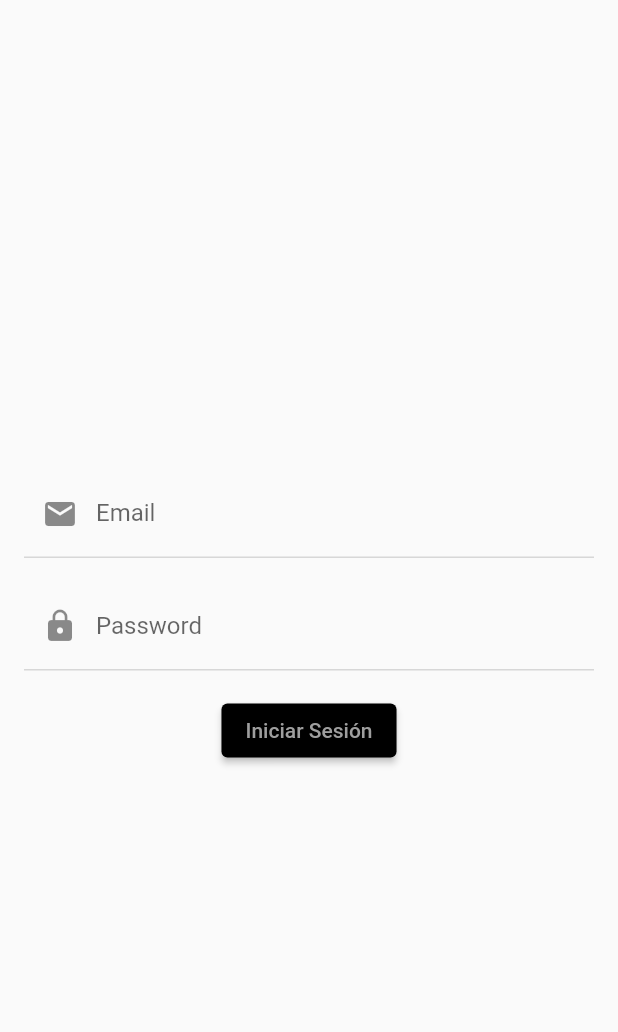
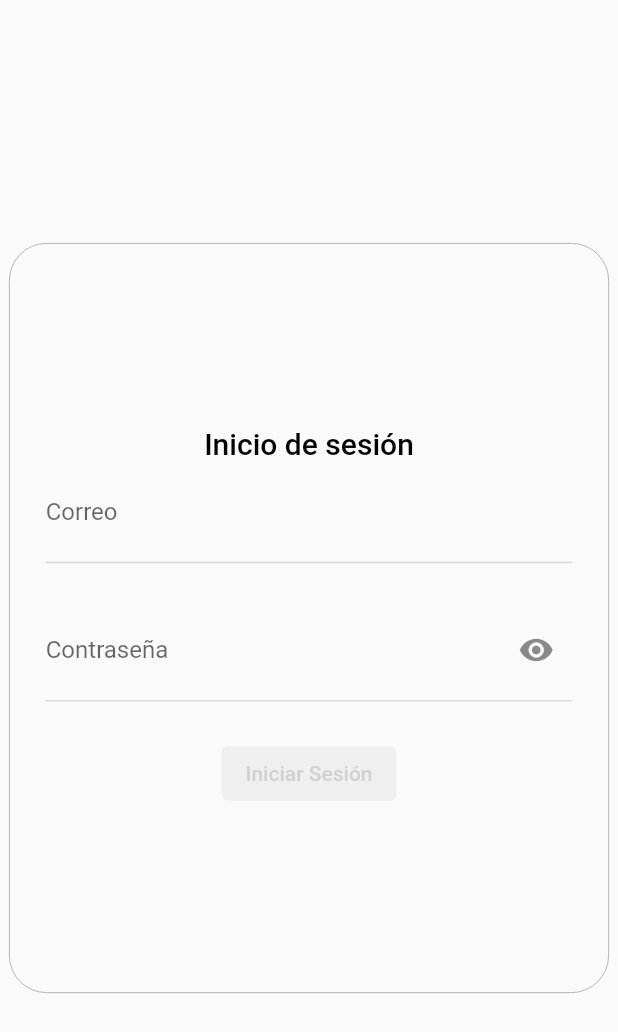
Before and after one commit to vargascarlitos/dase_backoffice, a Flutter app: the screen it shows after launch, on a phone screen of 412 x 824 dp. Shown: the top 1032 px of the screen. Run offline on Flutter 3.47's test engine with Material 2 defaults, Android fonts, the phone set to English and light mode, and no system bars; our stand-ins replace bloc, dartz, equatable, firebase_auth, firebase_core, flutter_bloc and 2 more; accounts and stored records are empty.

Commit message:
feat: login done

```diff
--- a/lib/app.dart
+++ b/lib/app.dart
@@ -1,6 +1,5 @@
 import 'package:dase_backoffice/core/dependency_injection/dependency_injection_config.dart';
 import 'package:dase_backoffice/core/utils/dase_theme.dart';
-import 'package:dase_backoffice/features/auth/presentation/bloc/login/login_bloc.dart';
 import 'package:dase_backoffice/features/auth/presentation/screen/login_screen.dart';
 import 'package:dase_backoffice/features/home/presentation/screen/home_screen.dart';
 import 'package:flutter/material.dart';
@@ -20,11 +19,7 @@
       themeMode: ThemeMode.dark,
       initialRoute: LoginScreen.route,
       routes: {
-        LoginScreen.route: (context) =>
-            BlocProvider(
-              create: (_) => getIt<LoginBloc>(),
-              child: const LoginScreen(),
-            ),
+        LoginScreen.route: (context) => const LoginScreen(),
         HomeScreen.route: (context) => HomeScreen(),
         ClienteFormScreen.route: (context) => ClienteFormScreen(),
       },
--- /dev/null
+++ b/lib/core/bloc/authenticated/authentication_event.dart
@@ -0,0 +1,5 @@
+// part of 'authentication_bloc.dart';
+//
+// abstract class AuthenticationEvent extends Equatable {
+//   const AuthenticationEvent();
+// }
--- a/lib/core/error/failure.dart
+++ b/lib/core/error/failure.dart
@@ -1,14 +1,18 @@
 import 'package:equatable/equatable.dart';
 
-class Failure extends Equatable implements Exception {
+class Failure extends Equatable {
+  final String message;
+
+  const Failure({required this.message});
+
   @override
-  List<Object?> get props => [];
+  List<Object?> get props => [message];
 }
 
 class AuthFailure extends Failure {
   final String message;
 
-  AuthFailure({required this.message});
+  AuthFailure({required this.message}) : super(message: message);
 
   @override
   List<Object?> get props => [message];
--- /dev/null
+++ b/lib/core/validators/email_input.dart
@@ -0,0 +1,39 @@
+import 'package:formz/formz.dart';
+
+enum EmailValidationError { isEmpty, invalid }
+
+class EmailInput extends FormzInput<String, EmailValidationError> {
+  const EmailInput.pure() : super.pure("");
+
+  const EmailInput.dirty({required String value}) : super.dirty(value);
+
+  static final _emailRegExp = RegExp(
+    r'^[a-zA-Z\d.!#$%&’*+/=?^_`{|}~-]+@[a-zA-Z\d-]+(?:\.[a-zA-Z\d-]+)*$',
+  );
+
+  @override
+  EmailValidationError? validator(String value) {
+    if (value.isEmpty) {
+      return EmailValidationError.isEmpty;
+    }
+
+    if (!_emailRegExp.hasMatch(value)) {
+      return EmailValidationError.invalid;
+    }
+
+    return null;
+  }
+}
+
+extension EmailValidationErrorMessage on EmailValidationError {
+  String? get message {
+    switch (this) {
+      case EmailValidationError.isEmpty:
+        return "Ingrese un correo";
+      case EmailValidationError.invalid:
+        return "El correo ingresado no es valido";
+      default:
+        return null;
+    }
+  }
+}
--- /dev/null
+++ b/lib/core/validators/password_input.dart
@@ -0,0 +1,31 @@
+import 'package:formz/formz.dart';
+
+enum PasswordValidationError { isEmpty, invalid }
+
+class PasswordInput extends FormzInput<String, PasswordValidationError> {
+  const PasswordInput.pure() : super.pure("");
+
+  const PasswordInput.dirty({required String value}) : super.dirty(value);
+
+  @override
+  PasswordValidationError? validator(String value) {
+    if (value.length < 8) {
+      return PasswordValidationError.invalid;
+    }
+    if (value.isEmpty) {
+      return PasswordValidationError.isEmpty;
+    }
+    return null;
+  }
+}
+
+extension PasswordValidationErorrMessage on PasswordValidationError {
+  String? get message {
+    switch(this) {
+      case PasswordValidationError.isEmpty:
+        return "Ingrese su contraseña";
+      case PasswordValidationError.invalid:
+        return "Ingrese una contraseña con más de 8 caracteres";
+    }
+  }
+}
--- a/lib/features/auth/injector.dart
+++ b/lib/features/auth/injector.dart
@@ -1,10 +1,9 @@
-import 'package:dase_backoffice/core/usecase/usecase.dart';
 import 'package:dase_backoffice/features/auth/data/datasources/auth_firebase_data_source.dart';
 import 'package:dase_backoffice/features/auth/data/datasources/i_auth_source.dart';
 import 'package:dase_backoffice/features/auth/data/repositories/auth_repository.dart';
 import 'package:dase_backoffice/features/auth/domain/repositories/i_auth_repository.dart';
 import 'package:dase_backoffice/features/auth/domain/usescases/auth_sing_in_with_firebase_usecase.dart';
-import 'package:dase_backoffice/features/auth/presentation/bloc/login/login_bloc.dart';
+import 'package:dase_backoffice/features/auth/presentation/bloc/login_form/login_form_bloc.dart';
 import 'package:firebase_auth/firebase_auth.dart';
 import 'package:get_it/get_it.dart';
 
@@ -20,5 +19,6 @@
   getIt.registerLazySingleton<AuthSingInWithFirebaseUseCase>(
       () => AuthSingInWithFirebaseUseCase(authRepository: getIt()));
 
-  getIt.registerFactory(() => LoginBloc(authSignInWithFirebaseUseCase: getIt()));
+  getIt.registerFactory(
+      () => LoginFormBloc(authSignInWithFirebaseUseCase: getIt()));
 }
--- a/lib/features/auth/presentation/bloc/login/login_bloc.dart
+++ /dev/null
@@ -1,36 +0,0 @@
-import 'dart:async';
-
-import 'package:bloc/bloc.dart';
-import 'package:dartz/dartz.dart';
-import 'package:dase_backoffice/core/error/failure.dart';
-import 'package:dase_backoffice/core/usecase/usecase.dart';
-import 'package:dase_backoffice/features/auth/data/datasources/auth_firebase_data_source.dart';
-import 'package:dase_backoffice/features/auth/data/datasources/i_auth_source.dart';
-import 'package:dase_backoffice/features/auth/domain/entities/user_creadential_entity.dart';
-import 'package:dase_backoffice/features/auth/domain/usescases/auth_sing_in_with_firebase_usecase.dart';
-import 'package:equatable/equatable.dart';
-import 'package:firebase_auth/firebase_auth.dart';
-
-part 'login_event.dart';
-
-part 'login_state.dart';
-
-class LoginBloc extends Bloc<LoginEvent, LoginState> {
-  final AuthSingInWithFirebaseUseCase _authSignInWithFirebaseUseCase;
-
-  LoginBloc(
-      {required AuthSingInWithFirebaseUseCase authSignInWithFirebaseUseCase})
-      : _authSignInWithFirebaseUseCase = authSignInWithFirebaseUseCase,
-        super(LoginInitial()) {
-    on<LoginWithEmailEvent>((event, emit) async {
-      emit(LoginLoading());
-      final Either<Failure, User> result =
-          await _authSignInWithFirebaseUseCase.call(UserCredentialEntity(
-              email: event.email, password: event.password));
-      emit(result.fold(
-        (failure) => LoginFailureState(failure: failure as AuthFailure),
-        (user) => LoginSuccess(user: user),
-      ));
-    });
-  }
-}
--- a/lib/features/auth/presentation/bloc/login/login_event.dart
+++ /dev/null
@@ -1,18 +0,0 @@
-part of 'login_bloc.dart';
-
-abstract class LoginEvent extends Equatable {
-  const LoginEvent();
-
-  @override
-  List<Object?> get props => [];
-}
-
-class LoginWithEmailEvent extends LoginEvent {
-  final String email;
-  final String password;
-
-  LoginWithEmailEvent({required this.email, required this.password});
-
-  @override
-  List<Object?> get props => [email, password];
-}
--- a/lib/features/auth/presentation/bloc/login/login_state.dart
+++ /dev/null
@@ -1,29 +0,0 @@
-part of 'login_bloc.dart';
-
-abstract class LoginState extends Equatable {
-  const LoginState();
-
-  @override
-  List<Object?> get props => [];
-}
-
-class LoginInitial extends LoginState {}
-
-class LoginLoading extends LoginState {}
-
-class LoginSuccess extends LoginState {
-  final User user;
-
-  const LoginSuccess({required this.user});
-
-  @override
-  List<Object?> get props => [user];
-}
-
-class LoginFailureState extends LoginState {
-  final AuthFailure failure;
-  const LoginFailureState({required this.failure});
-
-  @override
-  List<Object?> get props => [failure];
-}
--- /dev/null
+++ b/lib/features/auth/presentation/bloc/login_form/login_form_event.dart
@@ -0,0 +1,50 @@
+part of 'login_form_bloc.dart';
+
+abstract class LoginFormEvent extends Equatable {
+  const LoginFormEvent();
+
+  @override
+  List<Object?> get props => [];
+}
+
+class LoginFormEmailChanged extends LoginFormEvent {
+  final String emailText;
+
+  const LoginFormEmailChanged({required this.emailText});
+
+  @override
+  List<Object?> get props => [emailText];
+}
+
+class LoginFormPasswordChanged extends LoginFormEvent {
+  final String passwordText;
+
+  const LoginFormPasswordChanged({required this.passwordText});
+
+  @override
+  List<Object?> get props => [passwordText];
+}
+
+class LoginFormObscuredTextChanged extends LoginFormEvent {
+  final bool obscuredText;
+
+  const LoginFormObscuredTextChanged({required this.obscuredText});
+
+  @override
+  List<Object?> get props => [obscuredText];
+}
+
+class LoginFormWithEmailEvent extends LoginFormEvent {
+  final String email;
+  final String password;
+
+  const LoginFormWithEmailEvent({required this.email, required this.password});
+
+  @override
+  List<Object?> get props => [email, password];
+}
+
+class LoginFormReset extends LoginFormEvent {
+  @override
+  List<Object?> get props => [];
+}
--- /dev/null
+++ b/lib/features/auth/presentation/bloc/login_form/login_form_state.dart
@@ -0,0 +1,35 @@
+part of 'login_form_bloc.dart';
+
+class LoginFormState extends Equatable {
+  final FormzStatus? status;
+  final EmailInput? emailInput;
+  final PasswordInput? passwordInput;
+  final String? errorMessage;
+  final bool? obscureText;
+
+  const LoginFormState(
+      {this.status = FormzStatus.pure,
+      this.emailInput = const EmailInput.pure(),
+      this.passwordInput = const PasswordInput.pure(),
+      this.errorMessage,
+      this.obscureText = true});
+
+  LoginFormState copyWith({
+    FormzStatus? status,
+    EmailInput? emailInput,
+    PasswordInput? passwordInput,
+    String? errorMessage,
+    bool? obscureText,
+  }) {
+    return LoginFormState(
+      status: status ?? this.status,
+      emailInput: emailInput ?? this.emailInput,
+      passwordInput: passwordInput ?? this.passwordInput,
+      errorMessage: errorMessage ?? this.errorMessage,
+      obscureText: obscureText ?? this.obscureText,
+    );
+  }
+
+  @override
+  List<Object?> get props => [status, emailInput, passwordInput, obscureText];
+}
--- /dev/null
+++ b/lib/features/auth/presentation/screen/login_form.dart
@@ -0,0 +1,142 @@
+import 'package:dase_backoffice/core/validators/email_input.dart';
+import 'package:dase_backoffice/core/validators/password_input.dart';
+import 'package:dase_backoffice/features/auth/presentation/bloc/login_form/login_form_bloc.dart';
+import 'package:flutter/material.dart';
+import 'package:flutter/services.dart';
+import 'package:flutter_bloc/flutter_bloc.dart';
+import 'package:formz/formz.dart';
+
+class LoginForm extends StatelessWidget {
+  const LoginForm({super.key});
+
+  @override
+  Widget build(BuildContext context) {
+    return Center(
+      child: Container(
+        alignment: Alignment.center,
+        decoration: BoxDecoration(
+            border: Border.all(color: Colors.grey, width: 0.5),
+            borderRadius: BorderRadius.circular(25.0)),
+        padding: const EdgeInsets.all(24.0),
+        width: 400.0,
+        height: 500.0,
+        child: Column(
+          mainAxisSize: MainAxisSize.min,
+          mainAxisAlignment: MainAxisAlignment.center,
+          children: [
+            Text(
+              "Inicio de sesión",
+              style: Theme.of(context)
+                  .textTheme
+                  .titleLarge
+                  ?.copyWith(color: Colors.black),
+            ),
+            _EmailTextInput(),
+            const SizedBox(height: 24.0),
+            _PasswordTextInput(),
+            const SizedBox(height: 24.0),
+            _LoginButton()
+          ],
+        ),
+      ),
+    );
+  }
+}
+
+class _EmailTextInput extends StatelessWidget {
+  @override
+  Widget build(BuildContext context) {
+    return BlocBuilder<LoginFormBloc, LoginFormState>(
+      buildWhen: (previous, current) =>
+          previous.emailInput != current.emailInput ||
+          previous.status != current.status,
+      builder: (context, state) {
+        return TextFormField(
+          decoration: InputDecoration(
+            labelText: "Correo",
+            hintText: "Ingresá tu correo",
+            prefix: const Padding(
+              padding: EdgeInsets.symmetric(horizontal: 5.0),
+              child: Icon(Icons.email),
+            ),
+            errorText: state.emailInput!.invalid
+                ? state.emailInput!.error?.message
+                : null,
+          ),
+          onChanged: (newText) {
+            context
+                .read<LoginFormBloc>()
+                .add(LoginFormEmailChanged(emailText: newText));
+          },
+        );
+      },
+    );
+  }
+}
+
+class _PasswordTextInput extends StatelessWidget {
+  @override
+  Widget build(BuildContext context) {
+    return BlocBuilder<LoginFormBloc, LoginFormState>(
+      buildWhen: (previous, current) =>
+          previous.passwordInput != current.passwordInput ||
+          previous.status != current.status ||
+          current.obscureText != previous.obscureText,
+      builder: (context, state) {
+        return TextFormField(
+          decoration: InputDecoration(
+            labelText: "Contraseña",
+            hintText: "Ingresa tu contraseña",
+            suffixIcon: IconButton(
+                onPressed: () {
+                  context.read<LoginFormBloc>().add(
+                      LoginFormObscuredTextChanged(
+                          obscuredText: !state.obscureText!));
+                },
+                icon: state.obscureText!
+                    ? const Icon(Icons.visibility)
+                    : const Icon(Icons.visibility_off)),
+            prefix: const Padding(
+              padding: EdgeInsets.symmetric(horizontal: 5.0),
+              child: Icon(Icons.password),
+            ),
+            errorText: state.passwordInput!.invalid
+                ? state.passwordInput!.error!.message
+                : null,
+          ),
+          obscureText: state.obscureText!,
+          onChanged: (value) => context
+              .read<LoginFormBloc>()
+              .add(LoginFormPasswordChanged(passwordText: value)),
+        );
+      },
+    );
+  }
+}
+
+class _LoginButton extends StatelessWidget {
+  @override
+  Widget build(BuildContext context) {
+    return BlocBuilder<LoginFormBloc, LoginFormState>(
+      buildWhen: (previous, current) =>
+          previous.status != current.status ||
+          previous.passwordInput != current.passwordInput ||
+          previous.emailInput != current.emailInput ||
+          previous.obscureText != current.obscureText,
+      builder: (context, state) {
+        return ElevatedButton(
+            onPressed: state.status!.isValidated
+                ? () {
+                    context.read<LoginFormBloc>().add(
+                          LoginFormWithEmailEvent(
+                            email: state.emailInput!.value,
+                            password: state.passwordInput!.value,
+                          ),
+                        );
+                  }
+                : null,
+            child: const Text("Iniciar Sesión"));
+      },
+    );
+  }
+}
--- a/lib/features/auth/presentation/screen/login_screen.dart
+++ b/lib/features/auth/presentation/screen/login_screen.dart
@@ -1,80 +1,48 @@
-import 'package:dase_backoffice/features/auth/presentation/bloc/login/login_bloc.dart';
+import 'package:dase_backoffice/core/dependency_injection/dependency_injection_config.dart';
+import 'package:dase_backoffice/features/auth/presentation/bloc/login_form/login_form_bloc.dart';
+import 'package:dase_backoffice/features/auth/presentation/screen/login_form.dart';
 import 'package:dase_backoffice/features/home/presentation/screen/home_screen.dart';
 import 'package:flutter/material.dart';
 import 'package:flutter_bloc/flutter_bloc.dart';
+import 'package:formz/formz.dart';
 
-class LoginScreen extends StatefulWidget {
+class LoginScreen extends StatelessWidget {
   static const route = '/auth/login';
 
   const LoginScreen({Key? key}) : super(key: key);
-  @override
-  _LoginScreenState createState() => _LoginScreenState();
-}
-
-class _LoginScreenState extends State<LoginScreen> {
-  final TextEditingController _emailController = TextEditingController();
-  final TextEditingController _passwordController = TextEditingController();
 
   @override
   Widget build(BuildContext context) {
     return Scaffold(
-      body: BlocConsumer<LoginBloc, LoginState>(
+      body: BlocProvider(
+        create: (_) => getIt<LoginFormBloc>(),
+        child: BlocListener<LoginFormBloc, LoginFormState>(
           listener: (context, state) {
-          if (state is LoginFailureState) {
-            final String message = state.failure.message;
-            ScaffoldMessenger.of(context).showSnackBar(SnackBar(
-              content: Text(message),
-              backgroundColor: Theme.of(context).colorScheme.error,
+            if (state.status!.isSubmissionFailure) {
+              ScaffoldMessenger.of(context)
+                ..hideCurrentSnackBar()
+                ..showSnackBar(SnackBar(
+                  content: Text(state.errorMessage!),
+                  backgroundColor: Colors.red,
                 ));
             }
-          if (state is LoginSuccess) {
+            if (state.status!.isSubmissionSuccess &&
+                state.status!.isValidated) {
               Navigator.of(context).pushNamed(HomeScreen.route);
+              context.read<LoginFormBloc>().add(LoginFormReset());
             }
           },
+          child: BlocBuilder<LoginFormBloc, LoginFormState>(
             builder: (context, state) {
-          if (state is LoginLoading) {
-            return const Center(child: CircularProgressIndicator());
-          } else {
-            return Padding(
-              padding: const EdgeInsets.all(16),
-              child: Column(
-                mainAxisAlignment: MainAxisAlignment.center,
-                children: [
-                  TextFormField(
-                    controller: _emailController,
-                    decoration: const InputDecoration(
-                      labelText: 'Email',
-                      hintText: 'Enter your email',
-                      prefixIcon: Icon(Icons.email),
-                    )
-                  ),
-                  const SizedBox(height: 16),
-                  TextFormField(
-                    controller: _passwordController,
-                    obscureText: true,
-                    decoration: const InputDecoration(
-                      labelText: 'Password',
-                      hintText: 'Enter your password',
-                      prefixIcon: Icon(Icons.lock),
+              if (state.status!.isSubmissionInProgress) {
+                return const Center(
+                  child: CircularProgressIndicator(),
+                );
+              }
+              return const LoginForm();
+            },
           ),
         ),
-                  const SizedBox(height: 16),
-                  ElevatedButton(
-                    onPressed: () {
-                      context.read<LoginBloc>().add(
-                        LoginWithEmailEvent(
-                          email: _emailController.text,
-                          password: _passwordController.text,
-                        ),
-                      );
-                    },
-                    child: const Text('Iniciar Sesión'),
-                  ),
-                ],
-              ),
-            );
-          }
-        },
       ),
     );
   }
--- a/lib/main.dart
+++ b/lib/main.dart
@@ -1,7 +1,10 @@
+import 'package:dase_backoffice/core/bloc/observer/bloc_observer.dart';
 import 'package:dase_backoffice/firebase_options.dart';
 import 'package:flutter/material.dart';
 import 'package:firebase_core/firebase_core.dart';
-import 'package:dase_backoffice/core/dependency_injection/dependency_injection_config.dart' as injector;
+import 'package:dase_backoffice/core/dependency_injection/dependency_injection_config.dart'
+    as injector;
+import 'package:flutter_bloc/flutter_bloc.dart';
 
 import 'app.dart';
 
@@ -10,5 +13,6 @@
     options: DefaultFirebaseOptions.currentPlatform,
   );
   await injector.setup();
+  Bloc.observer = DaseBlocObserver();
   runApp(const MyApp());
 }
--- a/pubspec.yaml
+++ b/pubspec.yaml
@@ -14,7 +14,7 @@
   flutter_bloc: ^8.1.2
   equatable: ^2.0.5
   dartz: ^0.10.1
-  formz: ^0.6.0
+  formz: ^0.4.1
   json_annotation: ^4.8.0
   get_it: ^7.2.0
   shared_preferences: ^2.1.0
```
Also changed, not shown: lib/core/bloc/authenticated/authentication_bloc.dart (added, +16 -0 lines), lib/core/bloc/authenticated/authentication_state.dart (added, +19 -0 lines), lib/core/bloc/observer/bloc_observer.dart (added, +36 -0 lines), lib/features/auth/presentation/bloc/login_form/login_form_bloc.dart (added, +78 -0 lines), pubspec.lock. Lines whose indentation alone changed are shown as unchanged.
